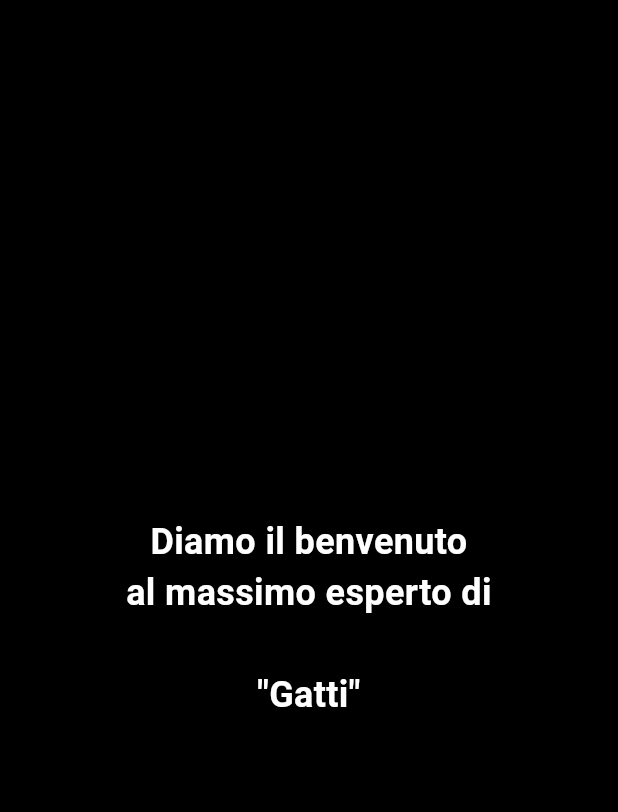
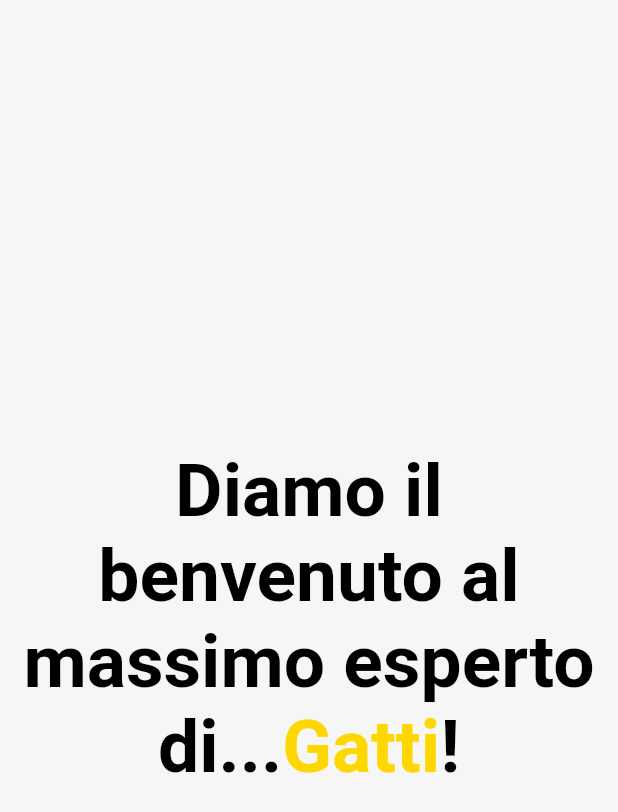
Before and after one commit to Dr-Faxzty/speech_roulette, a Flutter app: the ApplauseScreen screen opened by its route, after a tap on "Rigioca", after a tap on the "play arrow" icon, on a phone screen of 412 x 824 dp. Shown: the top 812 px of the screen. Run offline on Flutter 3.47's test engine with Material 3 defaults, Android fonts, the phone set to English and light mode, and no system bars; our stand-ins replace flutter_dotenv, go_router; network calls fail; Roboto replaces fonts that are missing (SpongeBoy).

Commit message:
feat(loading-screen): add orientation parameter to LoadingScreen and update related classes + UI

```diff
--- a/lib/data/models/speech_session.dart
+++ b/lib/data/models/speech_session.dart
@@ -1,11 +1,13 @@
 class SpeechSession {
-  final String theme;
+  final String topic;
   final String difficulty;
   final int slideCount;
+  final String orientation;
 
   SpeechSession({
-    required this.theme,
+    required this.topic,
     required this.difficulty,
     required this.slideCount,
+    required this.orientation,
   });
 }
--- a/lib/presentation/screens/loading_screen.dart
+++ b/lib/presentation/screens/loading_screen.dart
@@ -3,60 +3,104 @@ import 'package:flutter/material.dart';
 import 'package:go_router/go_router.dart';
 import '../../../core/utils/topic_loader.dart';
 import '../../../data/models/speech_session.dart';
+import '../../core/constants/app_constants.dart';
 
 class LoadingScreen extends StatefulWidget {
   final String difficulty;
   final int slideCount;
+  final String orientation;
 
   const LoadingScreen({
     super.key,
     required this.difficulty,
     required this.slideCount,
+    required this.orientation,
   });
 
   @override
   State<LoadingScreen> createState() => _LoadingScreenState();
 }
 
-class _LoadingScreenState extends State<LoadingScreen> {
+class _LoadingScreenState extends State<LoadingScreen> with SingleTickerProviderStateMixin{
+  late AnimationController _controller;
+  late Animation<double> _scaleAnimation;
   String? _topic;
 
   @override
   void initState() {
     super.initState();
+
+    _controller = AnimationController(
+      vsync: this,
+      duration: const Duration(seconds: 2),
+    );
+
+    _scaleAnimation = Tween<double>(begin: 0.0, end: 1.0)
+        .chain(CurveTween(curve: Curves.elasticOut))
+        .animate(_controller);
+
     _initFlow();
   }
 
   Future<void> _initFlow() async {
     final topic = TopicLoader.getRandomTopic(widget.difficulty.toString());
     setState(() => _topic = topic);
+    _controller.forward();
 
     await Future.delayed(const Duration(seconds: 3));
 
     final session = SpeechSession(
-      theme: topic,
+      topic: topic,
       difficulty: widget.difficulty,
       slideCount: widget.slideCount,
+      orientation: widget.orientation
     );
 
     context.goNamed('presentation', extra: session);
   }
 
   @override
+  void dispose() {
+    _controller.stop();
+    _controller.dispose();
+    super.dispose();
+  }
+
+  @override
   Widget build(BuildContext context) {
     return Scaffold(
-      backgroundColor: Colors.black,
+      backgroundColor: AppConstants.backgroundColor,
       body: Center(
         child: _topic == null
             ? const CircularProgressIndicator()
-            : Text(
-          'Diamo il benvenuto\nal massimo esperto di\n\n"${_topic!}"',
-          textAlign: TextAlign.center,
-          style: const TextStyle(
-            fontSize: 24,
-            color: Colors.white,
-            fontWeight: FontWeight.bold,
-          ),
+            : Column(
+          mainAxisAlignment: MainAxisAlignment.center,
+          children: [
+            ScaleTransition(
+              scale: _scaleAnimation,
+              child: RichText(
+                textAlign: TextAlign.center,
+                text: TextSpan(
+                  style: const TextStyle(
+                    fontSize: 48,
+                    fontWeight: FontWeight.bold,
+                    fontFamily: 'SpongeBoy',
+                    color: Colors.black,
+                  ),
+                  children: [
+                    const TextSpan(text: 'Diamo il benvenuto al massimo esperto di...'),
+                    TextSpan(
+                      text: _topic!,
+                      style: const TextStyle(
+                        color: AppConstants.primaryColor,
+                      ),
+                    ),
+                    const TextSpan(text: '!'),
+                  ],
+                ),
+              ),
+            ),
+          ],
         ),
       ),
     );
--- a/lib/presentation/screens/presentation_screen.dart
+++ b/lib/presentation/screens/presentation_screen.dart
@@ -55,7 +55,7 @@ class _PresentationScreenState extends State<PresentationScreen> {
                 color: Colors.black,
                 width: double.infinity,
                 child: Text(
-                  widget.session.theme,
+                  widget.session.topic,
                   style: const TextStyle(
                     color: Colors.white,
                     fontSize: 20,
--- a/lib/routes/app_router.dart
+++ b/lib/routes/app_router.dart
@@ -23,6 +23,7 @@ class AppRouter {
           return LoadingScreen(
             difficulty: extra['difficulty'] as String,
             slideCount: extra['slideCount'] as int,
+            orientation: extra['orientation'] as String,
           );
         },
       ),
```
